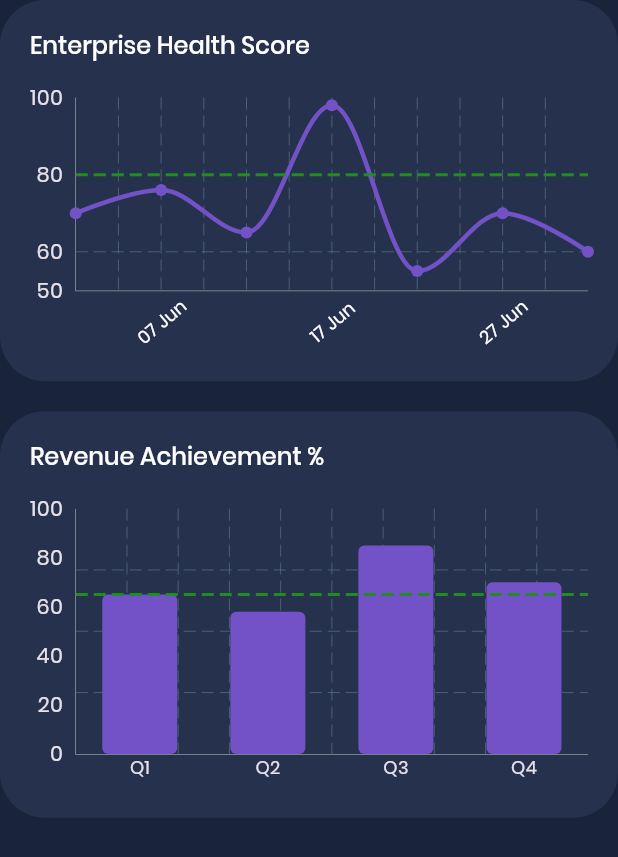
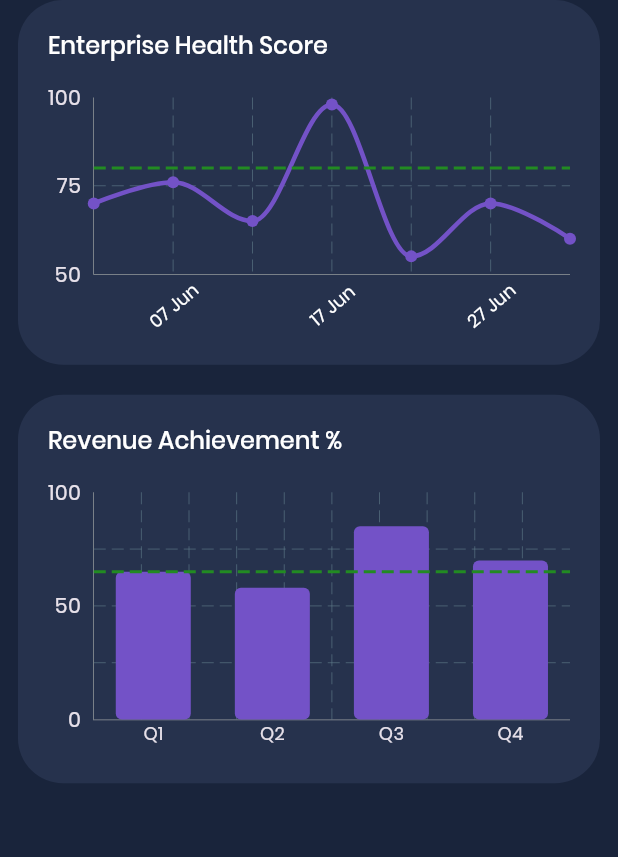
Before and after one commit to Sachin-Advait/omniview, a Flutter app: the Growth widget shown alone on an empty page, opened directly, on a phone screen of 412 x 824 dp. Shown: the top 857 px of the screen. Run offline on Flutter 3.47's test engine with Material 3 defaults, Android fonts, the phone set to English and light mode, and no system bars; drawn by our look-alikes of fl_chart; our stand-ins replace bloc, dio, equatable, flutter_bloc, flutter_screenutil, flutter_svg and 4 more; accounts and stored records are empty.

Commit message:
Fix some padding issues.

```diff
--- a/lib/modules/dashboard/components/stat_builder.dart
+++ b/lib/modules/dashboard/components/stat_builder.dart
@@ -8,7 +8,9 @@ class StatBuilder extends StatelessWidget {
 
   @override
   Widget build(BuildContext context) {
-    return SingleChildScrollView(
+    return Padding(
+      padding: const EdgeInsets.symmetric(horizontal: 12),
+      child: SingleChildScrollView(
         scrollDirection: Axis.horizontal,
         child: Row(
           children: [
@@ -49,6 +51,7 @@ class StatBuilder extends StatelessWidget {
             ),
           ],
         ),
+      ),
     );
   }
 }
--- a/lib/modules/dashboard/components/tabs/customer.dart
+++ b/lib/modules/dashboard/components/tabs/customer.dart
@@ -10,7 +10,9 @@ class Customer extends StatelessWidget {
 
   @override
   Widget build(BuildContext context) {
-    return Column(
+    return Padding(
+      padding: const EdgeInsets.symmetric(horizontal: 12),
+      child: Column(
         children: [
           ChartCard(
             child: CustomLineChart(
@@ -41,6 +43,7 @@ class Customer extends StatelessWidget {
             ),
           ),
         ],
+      ),
     );
   }
 }
--- a/lib/modules/dashboard/components/tabs/growth.dart
+++ b/lib/modules/dashboard/components/tabs/growth.dart
@@ -10,7 +10,9 @@ class Growth extends StatelessWidget {
 
   @override
   Widget build(BuildContext context) {
-    return Column(
+    return Padding(
+      padding: const EdgeInsets.symmetric(horizontal: 12),
+      child: Column(
         children: [
           ChartCard(
             child: CustomLineChart(
@@ -41,6 +43,7 @@ class Growth extends StatelessWidget {
             ),
           ),
         ],
+      ),
     );
   }
 }
--- a/lib/modules/dashboard/components/tabs/people.dart
+++ b/lib/modules/dashboard/components/tabs/people.dart
@@ -11,7 +11,9 @@ class People extends StatelessWidget {
 
   @override
   Widget build(BuildContext context) {
-    return Column(
+    return Padding(
+      padding: const EdgeInsets.symmetric(horizontal: 12),
+      child: Column(
         children: [
           LabeledDonutChart(
             title: 'Digital Adoption % ',
@@ -45,6 +47,7 @@ class People extends StatelessWidget {
           20.verticalSpace,
           RadialProgressChart(title: 'Talent Health Index', progress: 31),
         ],
+      ),
     );
   }
 }
--- a/lib/modules/dashboard/components/tabs/profit.dart
+++ b/lib/modules/dashboard/components/tabs/profit.dart
@@ -11,7 +11,9 @@ class Profit extends StatelessWidget {
 
   @override
   Widget build(BuildContext context) {
-    return Column(
+    return Padding(
+      padding: const EdgeInsets.symmetric(horizontal: 12),
+      child: Column(
         children: [
           LabeledDonutChart(
             title: 'EBITDA Margin %',
@@ -45,6 +47,7 @@ class Profit extends StatelessWidget {
           20.verticalSpace,
           RadialProgressChart(title: 'Net Promoter Score', progress: 31),
         ],
+      ),
     );
   }
 }
--- a/lib/modules/dashboard/components/tabs/risk_esg.dart
+++ b/lib/modules/dashboard/components/tabs/risk_esg.dart
@@ -10,7 +10,9 @@ class RiskEsg extends StatelessWidget {
 
   @override
   Widget build(BuildContext context) {
-    return Column(
+    return Padding(
+      padding: const EdgeInsets.symmetric(horizontal: 12),
+      child: Column(
         children: [
           ChartCard(
             child: CustomLineChart(
@@ -41,6 +43,7 @@ class RiskEsg extends StatelessWidget {
             ),
           ),
         ],
+      ),
     );
   }
 }
```
Also changed, not shown: lib/modules/dashboard/page/dashborad.dart (+7 -7 lines). Lines whose indentation alone changed are shown as unchanged.
